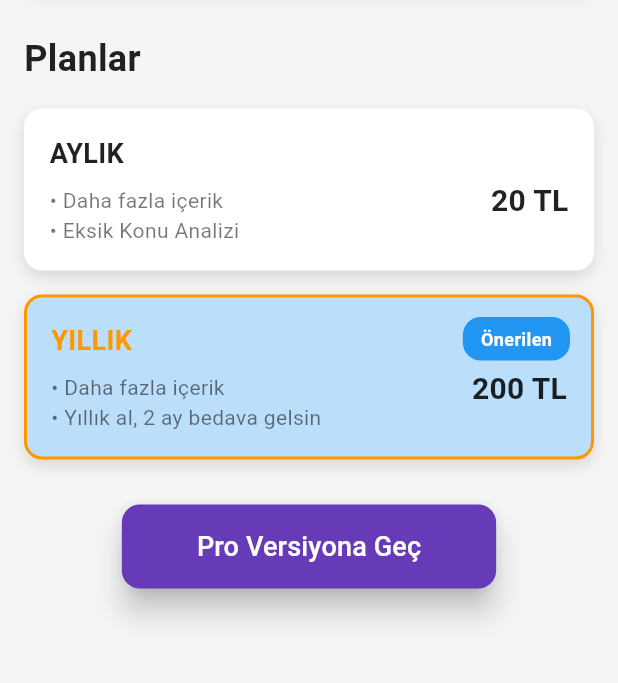
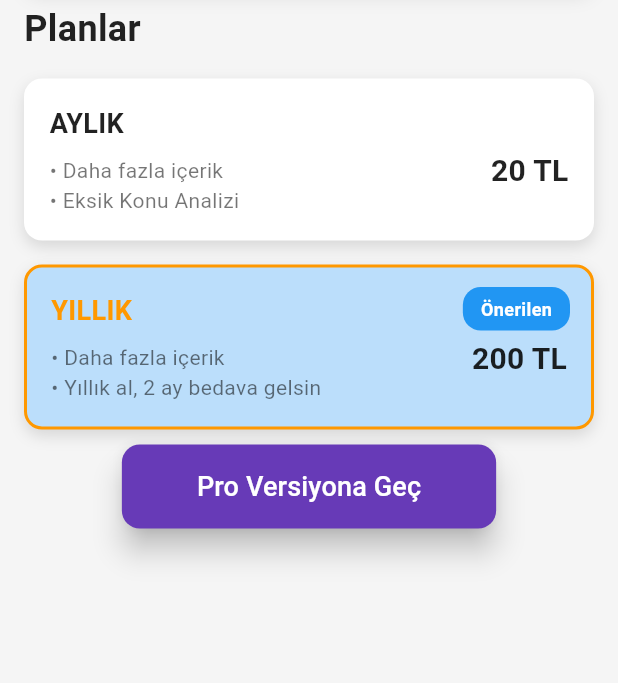
Before and after one commit to emircanbacanak/kpssApp, a Flutter app: the ProVersionPage screen opened directly, on a phone screen of 412 x 824 dp, the part 535-1218 px from its top. Run offline on Flutter 3.47's test engine with Material 3 defaults, Android fonts, the phone set to English and light mode, and no system bars; our stand-ins replace get, percent_indicator, shared_preferences; accounts and stored records are empty.

Commit message:
ekran_goruntusu

```diff
--- a/lib/screens/ProVersionPage.dart
+++ b/lib/screens/ProVersionPage.dart
@@ -24,7 +24,7 @@ class _ProVersionPageState extends State<ProVersionPage> {
             crossAxisAlignment: CrossAxisAlignment.start,
             children: [
               const FeaturesList(), // Avantajlar listesi
-              const SizedBox(height: 30),
+              const SizedBox(height: 10),
               PlanList(
                 // Planlar listesi
                 selectedPlan: selectedPlan,
@@ -34,7 +34,7 @@ class _ProVersionPageState extends State<ProVersionPage> {
                   });
                 },
               ),
-              const SizedBox(height: 30),
+              const SizedBox(height: 10),
               Center(
                 child: ElevatedButton(
                   onPressed: () {
```
Also changed, not shown: lib/ss/Giris_yap.png (added), lib/ss/Konu_anlatim.png (added), lib/ss/Soru_coz.png (added).
